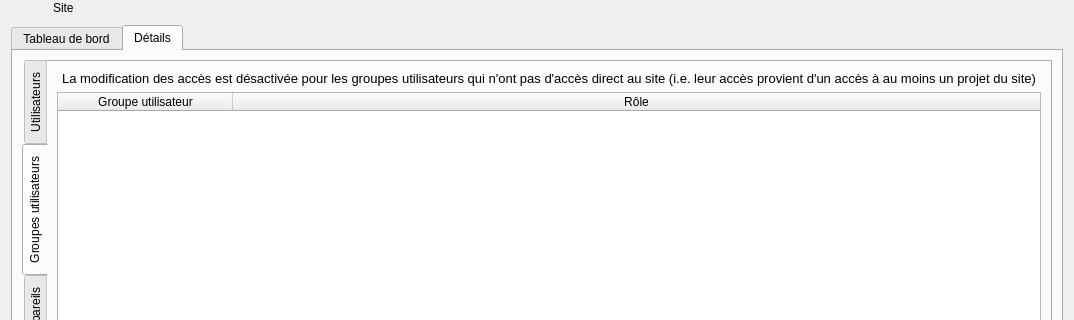
Before: the Qt Designer form client/src/editors/SiteWidget.ui in introlab/openteraplus, drawn with Qt 5; both pictures show x 0 to 1074 and y 0 to 320 of the 1074 by 604 pixel window.
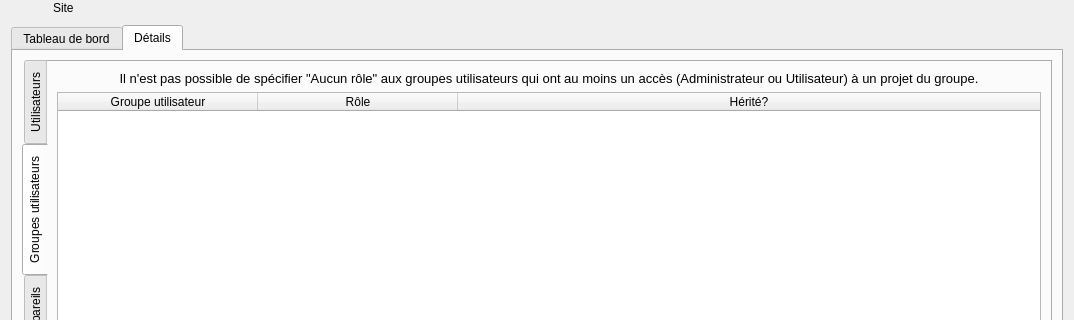
After: the same form once the commit is applied. The open tabs and pages were chosen to show the change. Icons and pictures are not drawn. Custom widgets are drawn as their Qt base class.

Commit message: Refs #1. Revised SiteWidget and DeviceWidget for Site admin access level.

What changed in the file:
```diff
--- a/client/src/editors/SiteWidget.ui
+++ b/client/src/editors/SiteWidget.ui
@@ -829,7 +829,7 @@
               </font>
              </property>
              <property name="text">
-              <string>La modification des accès est désactivée pour les groupes utilisateurs qui n'ont pas d'accès direct au site (i.e. leur accès provient d'un accès à au moins un projet du site)</string>
+              <string>&lt;html&gt;&lt;head/&gt;&lt;body&gt;&lt;p&gt;Il n'est pas possible de spécifier &amp;quot;Aucun rôle&amp;quot; aux groupes utilisateurs qui ont au moins un accès (Administrateur ou Utilisateur) à un projet du groupe.&lt;/p&gt;&lt;/body&gt;&lt;/html&gt;</string>
              </property>
              <property name="alignment">
               <set>Qt::AlignCenter</set>
@@ -860,10 +860,10 @@
               <bool>true</bool>
              </property>
              <property name="columnCount">
-              <number>2</number>
+              <number>3</number>
              </property>
              <attribute name="horizontalHeaderDefaultSectionSize">
-              <number>175</number>
+              <number>200</number>
              </attribute>
              <attribute name="horizontalHeaderShowSortIndicator" stdset="0">
               <bool>true</bool>
@@ -881,6 +881,11 @@
                <string>Rôle</string>
               </property>
              </column>
+             <column>
+              <property name="text">
+               <string>Hérité?</string>
+              </property>
+             </column>
             </widget>
            </item>
            <item>
```
Left out of the diff: 4 changed lines with no effect on the pictures. The commit also changes 7 other files.
